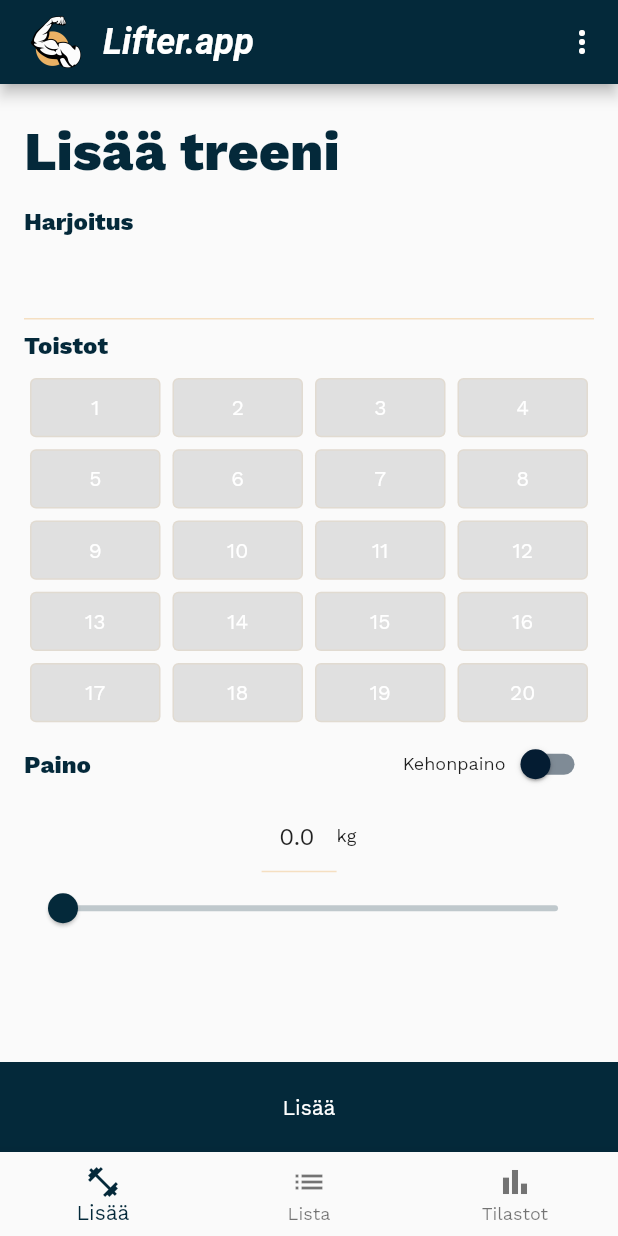
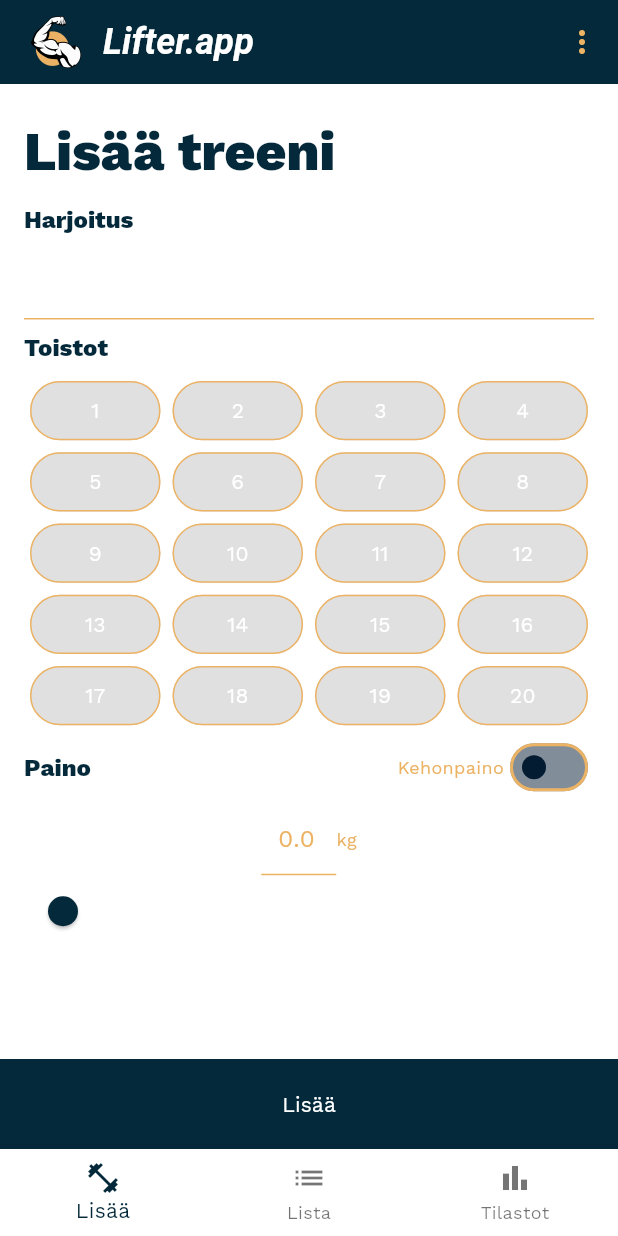
Before and after one commit to matsba/lifterapp, a Flutter app: the screen it shows after launch, on a phone screen of 412 x 824 dp. Run offline on Flutter 3.47's test engine with Material 2 defaults, Android fonts, the phone set to English and light mode, and no system bars; our stand-ins replace charts_flutter, flutter_local_notifications, flutter_native_timezone, flutter_redux, package_info_plus, redux and 3 more; missing offline and left inert: flutter_file_dialog, flutter_redux_navigation, redux_logging; accounts and stored records are empty.

Commit message:
Update to Flutter 3 Fixes #24

```diff
--- /dev/null
+++ b/lib/analysis_options.yaml
@@ -0,0 +1 @@
+include: package:lints/recommended.yaml
--- a/lib/theme.dart
+++ b/lib/theme.dart
@@ -7,10 +7,10 @@ const Color primaryColorLight = Color.fromRGBO(6, 70, 99, 1);
 
 ColorScheme _customColorScheme = const ColorScheme(
     primary: primary,
-    primaryVariant: primaryColorDark,
+    primaryContainer: primaryColorDark,
     secondary: primaryColorAccent,
-    secondaryVariant: primaryColorAccent,
-    surface: Colors.purpleAccent,
+    secondaryContainer: primaryColorAccent,
+    surface: Colors.white,
     background: Colors.white,
     error: Colors.redAccent,
     onPrimary: Colors.white,
@@ -22,6 +22,8 @@ ColorScheme _customColorScheme = const ColorScheme(
 
 class GlobalTheme {
   final globalTheme = ThemeData(
+    useMaterial3: true,
+
     colorScheme: _customColorScheme,
 
     appBarTheme: const AppBarTheme(
@@ -43,7 +45,7 @@ class GlobalTheme {
     snackBarTheme: const SnackBarThemeData(backgroundColor: primaryColorAccent),
 
     pageTransitionsTheme: const PageTransitionsTheme(builders: {
-      TargetPlatform.android: const CupertinoPageTransitionsBuilder(),
+      TargetPlatform.android: CupertinoPageTransitionsBuilder(),
     }),
     // Define the default font family.
     fontFamily: 'WorkSans',
```
Also changed, not shown: pubspec.yaml (+17 -10 lines), pubspec.lock, 1 other file.
